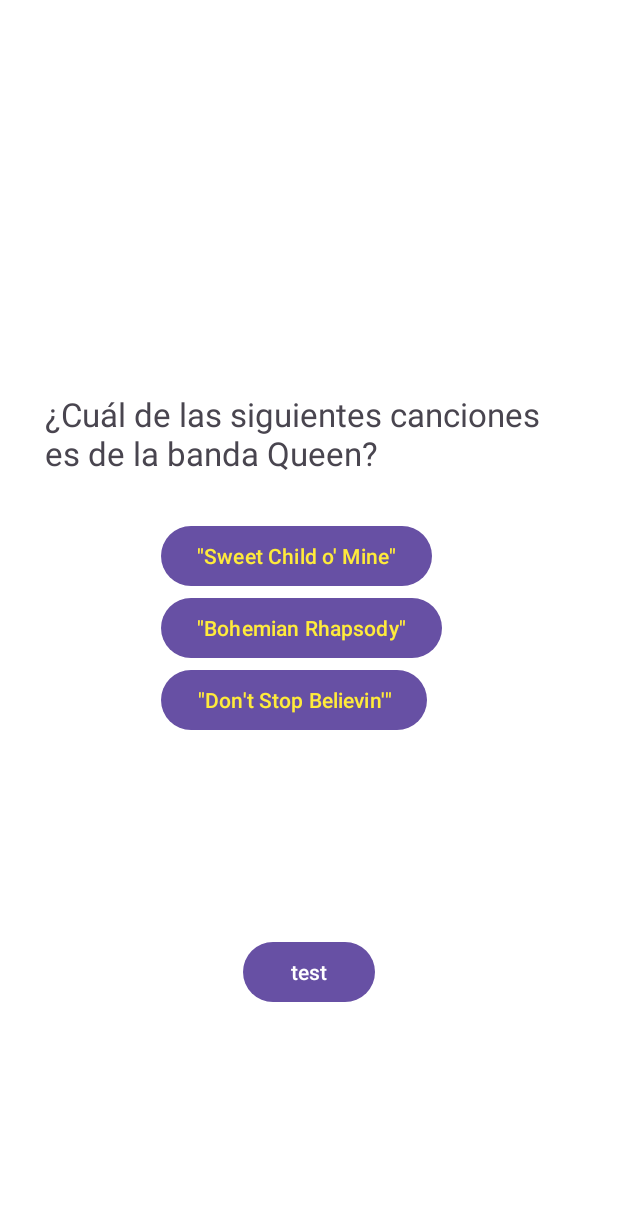
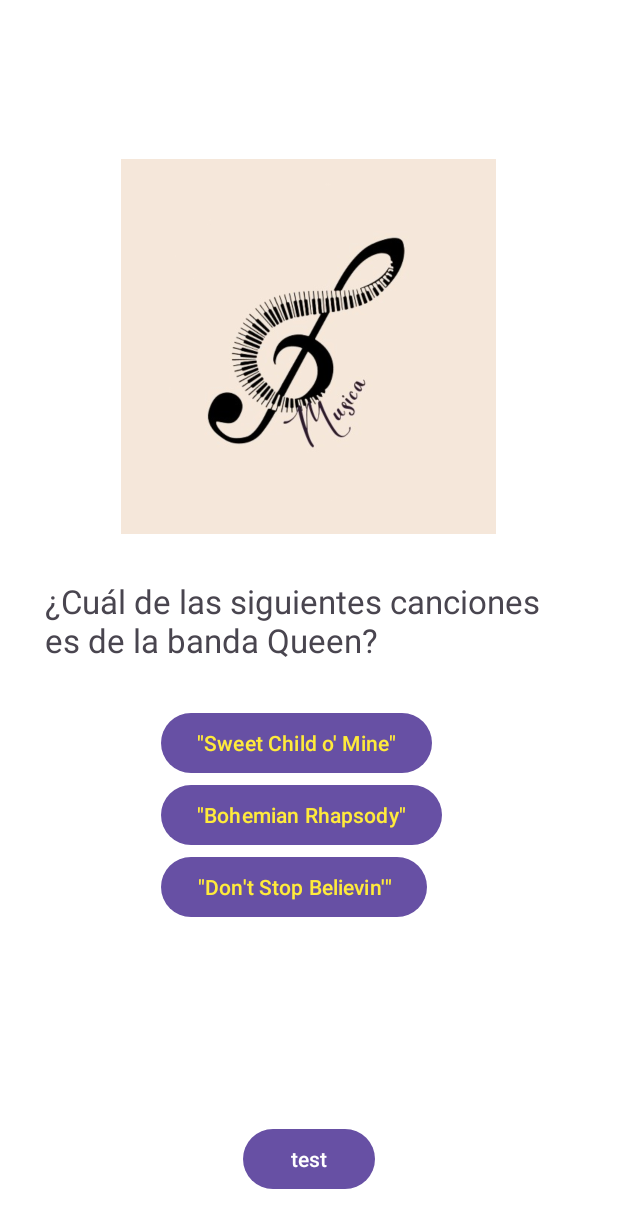
Before and after one commit to 0VelA0/Quiz_Android_Studio, an Android app: the MainActivity screen opened directly, with no data from a screen before it, on a phone screen of 412 x 824 dp. Shown: the top 1228 px of the screen. Run offline under Robolectric (Android 15) with nearby library versions, the phone set to English and light mode, and no system bars.

Commit message:
imagen en las preguntas

```diff
--- a/a/app/src/main/java/com/example/myapplication/MainActivity.kt
+++ b/a/app/src/main/java/com/example/myapplication/MainActivity.kt
@@ -1,11 +1,13 @@
 package com.example.myapplication
 
 import android.content.Intent
+import android.media.Image
 import androidx.appcompat.app.AppCompatActivity
 import android.os.Bundle
 import android.util.Log
 import android.view.View
 import android.widget.Button
+import android.widget.ImageView
 import android.widget.TextView
 import android.widget.Toast
 import androidx.activity.viewModels
@@ -28,6 +30,7 @@ class MainActivity : AppCompatActivity() {
     private lateinit var nextButton: Button
     private lateinit var prevButton: Button
     private lateinit var testButton: Button
+    private lateinit var ImageView: Image
 
     private val model: Preguntas by viewModels()
     private var puntaje = 0
@@ -122,6 +125,20 @@ class MainActivity : AppCompatActivity() {
         prevButton.visibility = View.VISIBLE
     }
 
+    private fun configureImageByCategory(categoria: String) {
+        val imageCategoria = findViewById<ImageView>(R.id.imageCategoria)
+
+        when (categoria) {
+            "Musica" -> imageCategoria.setImageResource(R.drawable.imagen_musica)
+            "Deportes" -> imageCategoria.setImageResource(R.drawable.imagen_deportes)
+            "Ciencia" -> imageCategoria.setImageResource(R.drawable.imagen_ciencia)
+            "Videojuegos" -> imageCategoria.setImageResource(R.drawable.imagen_videojuegos)
+            "Historia" -> imageCategoria.setImageResource(R.drawable.imagen_historia)
+
+            else -> imageCategoria.setImageResource(R.drawable.default_image)
+        }
+    }
+
     override fun onCreate(savedInstanceState: Bundle?) {
         Log.d("QUIZAPP_DEBUG", "onCreate()...")
         super.onCreate(savedInstanceState)
@@ -140,6 +157,8 @@ class MainActivity : AppCompatActivity() {
         puntajefinal = findViewById(R.id.puntaje_total)
         testButton = findViewById(R.id.test_act)
         preguntatexto.text = model.textoPreguntaActual
+
+        configureImageByCategory(model.categoria)
 
         randomizeQuestionOrder()
 
--- a/a/app/src/main/res/layout/activity_main.xml
+++ b/a/app/src/main/res/layout/activity_main.xml
@@ -21,6 +21,11 @@
             android:layout_marginBottom="50dp"
             android:textSize="22sp"
             />
+
+        <ImageView
+            android:id="@+id/imageCategoria"
+            android:layout_width="250dp"
+            android:layout_height="250dp" />
 
         <TextView
             android:id="@+id/pregunta"
```
Also changed, not shown: a/app/src/main/res/drawable/default_image.jpg (added), a/app/src/main/res/drawable/imagen_ciencia.jpg (added), a/app/src/main/res/drawable/imagen_deportes.jpg (added), a/app/src/main/res/drawable/imagen_historia.jpg (added), a/app/src/main/res/drawable/imagen_musica.jpg (added), a/app/src/main/res/drawable/imagen_videojuegos.jpg (added).
